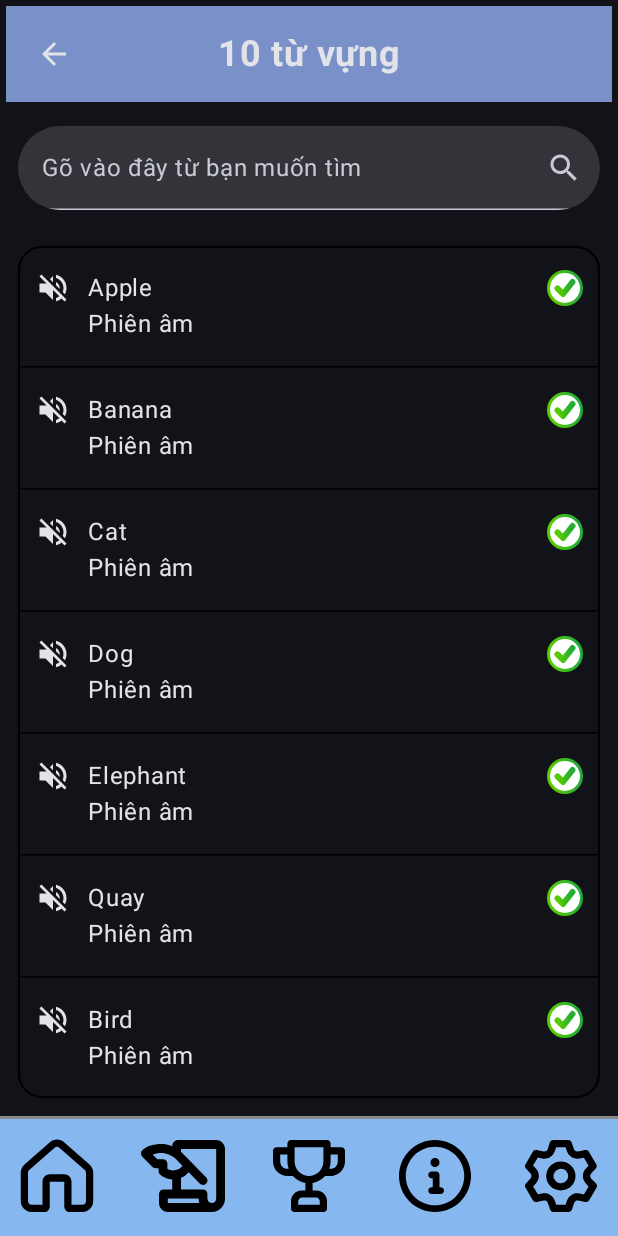
After one commit to LuongManhLinh/SprEng, an Android app built with Jetpack Compose: the ReviewVocabsScreen screen opened through its navigation route, on a phone screen of 412 x 824 dp. The commit adds this screen. Run offline under Robolectric (Android 15) with nearby library versions, the phone set to English and light mode, and no system bars.

Commit message:
add review mistake

```diff
--- a/app/build.gradle.kts
+++ b/app/build.gradle.kts
@@ -63,6 +63,7 @@ dependencies {
     implementation(libs.androidx.material3)
     implementation(libs.androidx.ui.text.google.fonts)
 
+    implementation("androidx.compose.material:material-icons-extended:1.5.0")
 
     testImplementation(libs.junit)
     androidTestImplementation(libs.androidx.junit)
--- a/app/src/main/java/com/example/spreng/data/MainNavItemRepo.kt
+++ b/app/src/main/java/com/example/spreng/data/MainNavItemRepo.kt
@@ -26,6 +26,10 @@ enum class NavRanking {
 interface MainNavItemRepo {
     fun getItems() : List<MainNavItem>
     fun getRoute(route: MainNavRoute) : String
+}
+
+enum class RevisionRoute {
+    MISTAKE, VOCAB
 }
 
 
--- /dev/null
+++ b/app/src/main/java/com/example/spreng/ui/mainscreen/revision/ReviewVocabsScreen.kt
@@ -0,0 +1,192 @@
+package com.example.spreng.ui.mainscreen.revision
+
+import androidx.compose.foundation.Image
+import androidx.compose.foundation.background
+import androidx.compose.foundation.border
+import androidx.compose.foundation.clickable
+import androidx.compose.foundation.layout.Box
+import androidx.compose.foundation.layout.Column
+import androidx.compose.foundation.layout.Row
+import androidx.compose.foundation.layout.fillMaxSize
+import androidx.compose.foundation.layout.fillMaxWidth
+import androidx.compose.foundation.layout.height
+import androidx.compose.foundation.layout.padding
+import androidx.compose.foundation.lazy.LazyColumn
+import androidx.compose.foundation.lazy.items
+import androidx.compose.foundation.shape.RoundedCornerShape
+import androidx.compose.material.icons.Icons
+import androidx.compose.material.icons.automirrored.filled.ArrowBack
+import androidx.compose.material.icons.automirrored.filled.VolumeOff
+import androidx.compose.material.icons.automirrored.filled.VolumeUp
+import androidx.compose.material.icons.filled.Search
+import androidx.compose.material3.HorizontalDivider
+import androidx.compose.material3.Icon
+import androidx.compose.material3.IconButton
+import androidx.compose.material3.MaterialTheme
+import androidx.compose.material3.Scaffold
+import androidx.compose.material3.Text
+import androidx.compose.material3.TextField
+import androidx.compose.runtime.Composable
+import androidx.compose.runtime.collectAsState
+import androidx.compose.runtime.getValue
+import androidx.compose.ui.Alignment
+import androidx.compose.ui.tooling.preview.Preview
+import androidx.compose.ui.unit.dp
+import androidx.compose.ui.Modifier
+import androidx.compose.ui.draw.clip
+import androidx.compose.ui.graphics.Color
+import androidx.compose.ui.res.dimensionResource
+import androidx.compose.ui.res.painterResource
+import androidx.compose.ui.text.font.FontWeight
+import androidx.compose.ui.unit.sp
+import androidx.lifecycle.viewmodel.compose.viewModel
+import androidx.navigation.NavController
+import androidx.navigation.compose.rememberNavController
+import com.example.spreng.R
+import com.example.spreng.data.MainNavRoute
+
+
+@Composable
+fun ReviewVocabsScreen(navController: NavController,
+                       modifier: Modifier = Modifier,
+                       vocabViewModel: VocabViewModel = viewModel()
+) {
+    val vocabList by vocabViewModel.vocabList.collectAsState()
+    val query by vocabViewModel.query.collectAsState()
+
+    Scaffold(
+        modifier = modifier,
+        topBar = {
+            ReviewVocabTopBar(
+                navController = navController,
+                numbOfVocab = vocabList.size
+            )
+        }
+    ) { contentPadding ->
+        Column(
+            modifier = Modifier
+                .padding(top = contentPadding.calculateTopPadding())
+                .fillMaxSize()
+        ) {
+            // Thanh tìm kiếm sử dụng TextField
+            TextField(
+                value = query,
+                onValueChange = { vocabViewModel.updateQuery(it) },
+                placeholder = { Text("Gõ vào đây từ bạn muốn tìm") },
+                trailingIcon = {
+                    Icon(imageVector = Icons.Filled.Search, contentDescription = "Tìm")
+                },
+                modifier = Modifier
+                    .padding(dimensionResource(R.dimen.small_medium))
+                    .fillMaxWidth()
+                    .clip(shape = RoundedCornerShape(dimensionResource(R.dimen.large)))
+            )
+            // Danh sách từ vựng
+            LazyColumn(
+                modifier = Modifier
+                    .fillMaxSize()
+                    .padding(dimensionResource(R.dimen.small_medium))
+                    .border(1.dp, Color.Black, shape = RoundedCornerShape(dimensionResource(R.dimen.medium)))
+                    .clip(shape = RoundedCornerShape(dimensionResource(R.dimen.medium)))
+            ) {
+                items(vocabList) { vocab ->
+                    Column() {
+                        // một từ trong list
+                        VocabItem(
+                            vocab = vocab,
+                            onToggleCheck = { vocabViewModel.toggleChecked(it) },
+                            onToggleVolume = { vocabViewModel.toggleVolume(it) }
+                        )
+                        HorizontalDivider(color = Color.Black, thickness = 1.dp)
+                    }
+                }
+            }
+        }
+    }
+}
+
+@Composable
+fun VocabItem(
+    vocab: Vocab,
+    modifier: Modifier = Modifier,
+    onToggleCheck: (Vocab) -> Unit,
+    onToggleVolume: (Vocab) -> Unit
+) {
+    Row(
+        modifier = modifier
+//            .clip(RoundedCornerShape(8.dp))
+//            .background(Color.Cyan)
+            .padding(top = 16.dp, bottom = 16.dp, start = 8.dp, end = 8.dp)
+            .fillMaxWidth()
+    ) {
+        Icon(
+            imageVector = if (vocab.isVolumeOn) Icons.AutoMirrored.Filled.VolumeUp else Icons.AutoMirrored.Filled.VolumeOff,
+            contentDescription = "volumn",
+            modifier = modifier
+                .weight(1f)
+                .clickable { onToggleVolume(vocab) }
+        )
+        Column(
+            modifier = Modifier
+                .weight(10f)
+                .padding(start = 8.dp)
+        ) {
+            Text(
+                text = vocab.word,
+            )
+            Text(
+                text = vocab.transcription,
+            )
+        }
+        Image(
+            painter = painterResource(if (vocab.isChecked) R.drawable.checked else R.drawable.unchecked),
+            contentDescription = "check",
+            modifier = modifier
+                .weight(1f)
+                .clickable { onToggleCheck(vocab) }
+        )
+    }
+}
+
+@Composable
+fun ReviewVocabTopBar(
+    navController: NavController,
+    numbOfVocab: Int,
+    modifier: Modifier = Modifier
+) {
+    Box(
+        modifier = modifier
+            .padding(dimensionResource(R.dimen.tiny))
+            .height(dimensionResource(R.dimen.very_large))
+            .fillMaxWidth()
+            .background(MaterialTheme.colorScheme.primaryContainer)
+            .padding(dimensionResource(R.dimen.small))
+    ) {
+        // arrowback nằm bên trái
+        IconButton(
+            onClick = {
+                navController.navigate(MainNavRoute.REVISION.name)
+            },
+            modifier = Modifier.align(Alignment.CenterStart)
+        ) {
+            Icon(
+                imageVector = Icons.AutoMirrored.Filled.ArrowBack,
+                contentDescription = "Quay lại"
+            )
+        }
+
+        // số lượng từ vựng nằm giữa
+        Text(
+            text = "$numbOfVocab từ vựng",
+            fontWeight = FontWeight.Bold,
+            fontSize = 24.sp,
+            modifier = Modifier.align(Alignment.Center)
+        )
+    }
+}
+
+@Preview
+@Composable
+fun PreviewVocabs() {
+    ReviewVocabsScreen(navController = rememberNavController())
+}
--- /dev/null
+++ b/app/src/main/java/com/example/spreng/ui/mainscreen/revision/VocabViewModel.kt
@@ -0,0 +1,64 @@
+package com.example.spreng.ui.mainscreen.revision
+
+import androidx.lifecycle.ViewModel
+import kotlinx.coroutines.flow.MutableStateFlow
+import kotlinx.coroutines.flow.StateFlow
+import kotlinx.coroutines.flow.update
+
+data class Vocab(
+    val word: String,
+    val transcription: String,
+    var isChecked: Boolean = true,
+    var isVolumeOn: Boolean = false
+)
+
+class VocabViewModel : ViewModel() {
+    private val _vocabList = MutableStateFlow(
+        listOf(
+            Vocab("Apple", "Phiên âm"),
+            Vocab("Banana", "Phiên âm"),
+            Vocab("Cat", "Phiên âm"),
+            Vocab("Dog", "Phiên âm"),
+            Vocab("Elephant", "Phiên âm"),
+            Vocab("Quay", "Phiên âm"),
+            Vocab("Bird", "Phiên âm"),
+            Vocab("Fish", "Phiên âm"),
+            Vocab("Human", "Phiên âm"),
+            Vocab("Blue", "Phiên âm")
+        )
+    )
+    val vocabList: StateFlow<List<Vocab>> = _vocabList
+
+    private val _query = MutableStateFlow("")
+    val query: StateFlow<String> = _query
+
+    //câp nhật query theo những gì hiển thị trên thanh tìm kiếm
+    fun updateQuery(newQuery: String) {
+        _query.value = newQuery
+    }
+    // chuyển giữa checked và unchecked
+    fun toggleChecked(vocab: Vocab) {
+        _vocabList.update { list ->
+            list.map {
+                if (it == vocab)
+                {
+                    it.copy(isChecked = !it.isChecked)
+                } else {
+                    it
+                }
+            }
+        }
+    }
+    //chuyển dổi giữa volumn on và off
+    fun toggleVolume(vocab: Vocab) {
+        _vocabList.update { list ->
+            list.map {
+                if (it == vocab) {
+                    it.copy(isVolumeOn = !it.isVolumeOn)
+                } else {
+                    it
+                }
+            }
+        }
+    }
+}
--- a/app/src/main/java/com/example/spreng/ui/navigation/NavigationScreen.kt
+++ b/app/src/main/java/com/example/spreng/ui/navigation/NavigationScreen.kt
@@ -30,12 +30,15 @@ import com.example.spreng.data.DefaultMainNavItemRepo
 import com.example.spreng.data.MainNavItem
 import com.example.spreng.data.MainNavRoute
 import com.example.spreng.data.NavRanking
+import com.example.spreng.data.RevisionRoute
+import com.example.spreng.ui.mainscreen.revision.ReviewMistakesScreen
+import com.example.spreng.ui.mainscreen.revision.ReviewVocabsScreen
 import com.example.spreng.ui.mainscreen.home.HomeScreen
 import com.example.spreng.ui.mainscreen.info.InfoScreen
-import com.example.spreng.ui.mainscreen.revision.RevisionScreen
 import com.example.spreng.ui.mainscreen.setting.SettingScreen
 import com.example.spreng.ui.mainscreen.ranking.AllRankingScreen
 import com.example.spreng.ui.mainscreen.ranking.RankingScreen
+import com.example.spreng.ui.mainscreen.revivion.RevisionScreen
 
 
 @Composable
@@ -72,7 +75,15 @@ private fun NavigationScreen(
         }
 
         composable(route = DefaultMainNavItemRepo.getRoute(MainNavRoute.REVISION)) {
-            RevisionScreen()
+            RevisionScreen(navController)
+        }
+
+        composable(route = RevisionRoute.MISTAKE.name) {
+            ReviewMistakesScreen()
+        }
+
+        composable(route = RevisionRoute.VOCAB.name) {
+            ReviewVocabsScreen(navController)
         }
 
         composable(route = DefaultMainNavItemRepo.getRoute(MainNavRoute.RANKING)) {
--- /dev/null
+++ b/app/src/main/res/drawable/checked.xml
@@ -0,0 +1,41 @@
+<vector xmlns:android="http://schemas.android.com/apk/res/android"
+    xmlns:aapt="http://schemas.android.com/aapt"
+    android:width="24dp"
+    android:height="24dp"
+    android:viewportWidth="24"
+    android:viewportHeight="24">
+  <path
+      android:pathData="M12,12m-11,0a11,11 0,1 1,22 0a11,11 0,1 1,-22 0"
+      android:strokeWidth="2"
+      android:fillColor="#ffffff">
+    <aapt:attr name="android:strokeColor">
+      <gradient
+          android:startX="3.575"
+          android:startY="18.188"
+          android:endX="21.57"
+          android:endY="16.126"
+          android:type="linear">
+        <item android:offset="0" android:color="#FF58CC02"/>
+        <item android:offset="1" android:color="#FF23AC38"/>
+      </gradient>
+    </aapt:attr>
+  </path>
+  <path
+      android:pathData="M7,12.286L10.668,16L17,8"
+      android:strokeLineJoin="round"
+      android:strokeWidth="4"
+      android:fillColor="#00000000"
+      android:strokeLineCap="round">
+    <aapt:attr name="android:strokeColor">
+      <gradient
+          android:startX="7.787"
+          android:startY="14.475"
+          android:endX="16.72"
+          android:endY="13.196"
+          android:type="linear">
+        <item android:offset="0" android:color="#FF58CC02"/>
+        <item android:offset="1" android:color="#FF23AC38"/>
+      </gradient>
+    </aapt:attr>
+  </path>
+</vector>
--- /dev/null
+++ b/app/src/main/res/drawable/unchecked.xml
@@ -0,0 +1,23 @@
+<vector xmlns:android="http://schemas.android.com/apk/res/android"
+    xmlns:aapt="http://schemas.android.com/aapt"
+    android:width="25dp"
+    android:height="24dp"
+    android:viewportWidth="25"
+    android:viewportHeight="24">
+  <path
+      android:pathData="M12.281,23C18.285,23 23.125,18.06 23.125,12C23.125,5.94 18.285,1 12.281,1C6.278,1 1.438,5.94 1.438,12C1.438,18.06 6.278,23 12.281,23Z"
+      android:strokeWidth="2"
+      android:fillColor="#ffffff">
+    <aapt:attr name="android:strokeColor">
+      <gradient
+          android:startX="3.988"
+          android:startY="18.188"
+          android:endX="21.709"
+          android:endY="16.189"
+          android:type="linear">
+        <item android:offset="0" android:color="#FF58CC02"/>
+        <item android:offset="1" android:color="#FF23AC38"/>
+      </gradient>
+    </aapt:attr>
+  </path>
+</vector>
```
Also changed, not shown: app/src/main/java/com/example/spreng/ui/mainscreen/revision/ReviewMistakesScreen.kt (added, +75 -0 lines), app/src/main/java/com/example/spreng/ui/mainscreen/revision/RevisionScreen.kt (+81 -2 lines).
